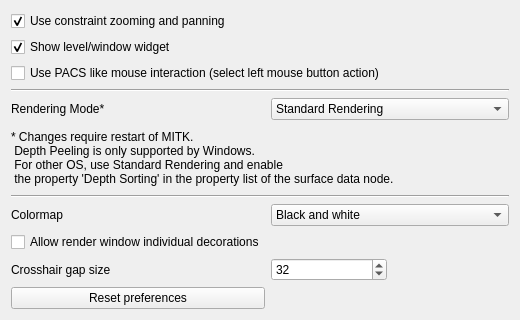
The window that Plugins/org.mitk.gui.qt.mxnmultiwidgeteditor/src/internal/QmitkMxNMultiWidgetEditorPreferencePage.ui (MITK/MITK) describes before a commit, drawn with Qt 5.
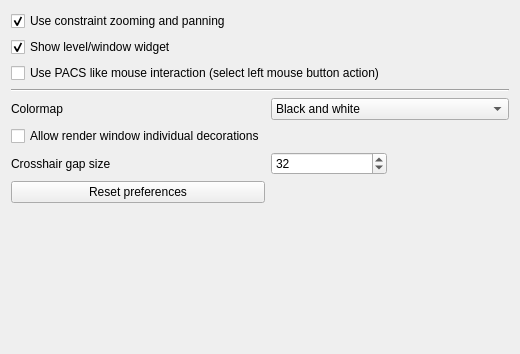
The same window after the commit.

Commit message: Handle RenderingManager like the singleton it is

Diff of the .ui file:
```diff
--- a/Plugins/org.mitk.gui.qt.mxnmultiwidgeteditor/src/internal/QmitkMxNMultiWidgetEditorPreferencePage.ui
+++ b/Plugins/org.mitk.gui.qt.mxnmultiwidgeteditor/src/internal/QmitkMxNMultiWidgetEditorPreferencePage.ui
@@ -7,7 +7,7 @@
     <x>0</x>
     <y>0</y>
     <width>520</width>
-    <height>320</height>
+    <height>354</height>
    </rect>
   </property>
   <property name="windowTitle">
@@ -30,96 +30,38 @@
      </property>
     </widget>
    </item>
-   <item row="1" column="0" colspan="3">
-    <widget class="QCheckBox" name="m_ShowLevelWindowWidget">
-     <property name="layoutDirection">
-      <enum>Qt::LeftToRight</enum>
-     </property>
-     <property name="text">
-      <string>Show level/window widget</string>
-     </property>
-     <property name="checked">
-      <bool>true</bool>
-     </property>
-    </widget>
-   </item>
-   <item row="2" column="0" colspan="3">
-    <widget class="QCheckBox" name="m_PACSLikeMouseMode">
-     <property name="layoutDirection">
-      <enum>Qt::LeftToRight</enum>
-     </property>
-     <property name="text">
-      <string>Use PACS like mouse interaction (select left mouse button action)</string>
-     </property>
-    </widget>
-   </item>
    <item row="3" column="0" colspan="3">
-    <widget class="Line" name="lineTop">
-     <property name="orientation">
-      <enum>Qt::Horizontal</enum>
-     </property>
-    </widget>
-   </item>
-   <item row="4" column="0">
-    <widget class="QLabel" name="m_RenderingModeLabel">
-     <property name="text">
-      <string>Rendering Mode*</string>
-     </property>
-    </widget>
-   </item>
-   <item row="4" column="1" colspan="2">
-    <widget class="QComboBox" name="m_RenderingModeComboBox">
-     <item>
-      <property name="text">
-       <string>Standard Rendering</string>
-      </property>
-     </item>
-     <item>
-      <property name="text">
-       <string>Enable Multisampling (Antialiasing)</string>
-      </property>
-     </item>
-     <item>
-      <property name="text">
-       <string>Enable Depth Peeling</string>
-      </property>
-     </item>
-    </widget>
-   </item>
-   <item row="5" column="0" colspan="3">
-    <widget class="QLabel" name="m_RenderingModeHintLabel">
-     <property name="text">
-      <string>* Changes require restart of MITK.
- Depth Peeling is only supported by Windows.
- For other OS, use Standard Rendering and enable
- the property 'Depth Sorting' in the property list of the surface data node.</string>
-     </property>
-    </widget>
-   </item>
-   <item row="6" column="0" colspan="3">
     <widget class="Line" name="lineBottom">
      <property name="orientation">
       <enum>Qt::Horizontal</enum>
      </property>
     </widget>
    </item>
-   <item row="7" column="0">
+   <item row="6" column="0">
+    <widget class="QLabel" name="m_CrosshairGapSizeLabel">
+     <property name="toolTip">
+      <string>&lt;html&gt;&lt;head/&gt;&lt;body&gt;&lt;p&gt;The gap in the middle of the crosshair in pixels.&lt;/p&gt;&lt;/body&gt;&lt;/html&gt;</string>
+     </property>
+     <property name="text">
+      <string>Crosshair gap size</string>
+     </property>
+    </widget>
+   </item>
+   <item row="4" column="0">
     <widget class="QLabel" name="m_ColormapLabel">
      <property name="text">
       <string>Colormap</string>
      </property>
     </widget>
    </item>
-   <item row="7" column="1" colspan="2">
-    <widget class="QComboBox" name="m_ColormapComboBox">
-     <item>
-      <property name="text">
-       <string>Black and white</string>
-      </property>
-     </item>
+   <item row="7" column="0">
+    <widget class="QPushButton" name="m_ResetButton">
+     <property name="text">
+      <string>Reset preferences</string>
+     </property>
     </widget>
    </item>
-   <item row="8" column="0">
+   <item row="5" column="0">
     <widget class="QCheckBox" name="m_IndividualDecorations">
      <property name="sizePolicy">
       <sizepolicy hsizetype="Minimum" vsizetype="Fixed">
@@ -132,30 +74,58 @@
      </property>
     </widget>
    </item>
-   <item row="9" column="0">
-    <widget class="QLabel" name="m_CrosshairGapSizeLabel">
-     <property name="toolTip">
-      <string>&lt;html&gt;&lt;head/&gt;&lt;body&gt;&lt;p&gt;The gap in the middle of the crosshair in pixels.&lt;/p&gt;&lt;/body&gt;&lt;/html&gt;</string>
-     </property>
-     <property name="text">
-      <string>Crosshair gap size</string>
-     </property>
-    </widget>
-   </item>
-   <item row="9" column="1">
+   <item row="6" column="1">
     <widget class="QSpinBox" name="m_CrosshairGapSize">
      <property name="value">
       <number>32</number>
      </property>
     </widget>
    </item>
-   <item row="10" column="0">
-    <widget class="QPushButton" name="m_ResetButton">
+   <item row="1" column="0" colspan="3">
+    <widget class="QCheckBox" name="m_ShowLevelWindowWidget">
+     <property name="layoutDirection">
+      <enum>Qt::LeftToRight</enum>
+     </property>
      <property name="text">
-      <string>Reset preferences</string>
+      <string>Show level/window widget</string>
      </property>
+     <property name="checked">
+      <bool>true</bool>
+     </property>
     </widget>
    </item>
+   <item row="2" column="0" colspan="3">
+    <widget class="QCheckBox" name="m_PACSLikeMouseMode">
+     <property name="layoutDirection">
+      <enum>Qt::LeftToRight</enum>
+     </property>
+     <property name="text">
+      <string>Use PACS like mouse interaction (select left mouse button action)</string>
+     </property>
+    </widget>
+   </item>
+   <item row="4" column="1" colspan="2">
+    <widget class="QComboBox" name="m_ColormapComboBox">
+     <item>
+      <property name="text">
+       <string>Black and white</string>
+      </property>
+     </item>
+    </widget>
+   </item>
+   <item row="8" column="0">
+    <spacer name="verticalSpacer">
+     <property name="orientation">
+      <enum>Qt::Vertical</enum>
+     </property>
+     <property name="sizeHint" stdset="0">
+      <size>
+       <width>20</width>
+       <height>40</height>
+      </size>
+     </property>
+    </spacer>
+   </item>
   </layout>
  </widget>
  <resources/>
```
The commit also changes 56 other files.
